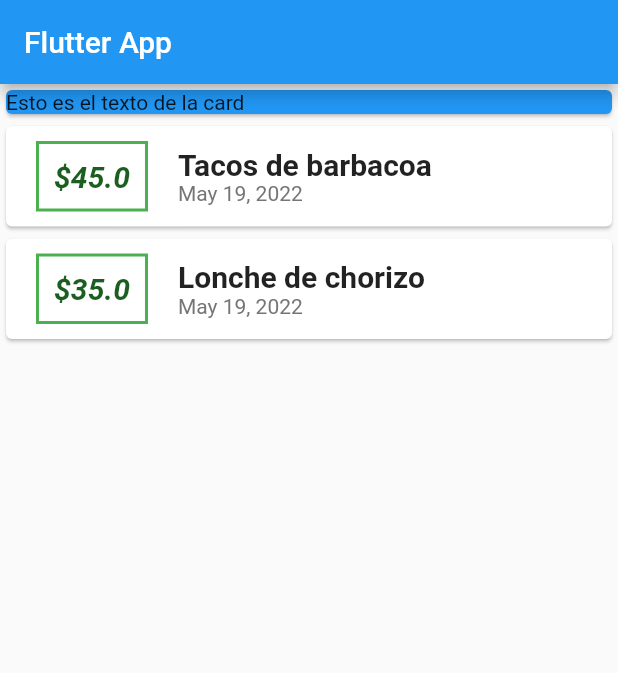
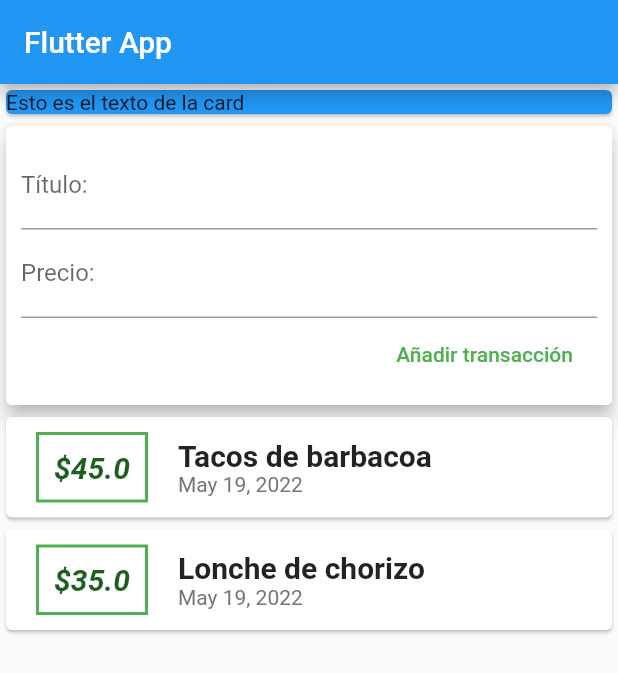
Before and after one commit to julioantonio12/Flutter-expenses, a Flutter app: the screen it shows after launch, on a phone screen of 412 x 824 dp. Shown: the top 673 px of the screen. Run offline on Flutter 3.47's test engine with Material 2 defaults, Android fonts, the phone set to English and light mode, and no system bars.

Commit message:
Modularize app into different widgets. Make list scrollable. Add new transaction funcionallity

```diff
--- a/lib/main.dart
+++ b/lib/main.dart
@@ -1,6 +1,5 @@
+import 'package:expenses/widgets/user_transactions.dart';
 import 'package:flutter/material.dart';
-import './transaction.dart';
-import 'package:intl/intl.dart';
 
 void main() => runApp(MyApp());
 
@@ -15,28 +14,14 @@ class MyApp extends StatelessWidget {
 }
 
 class MyHomePage extends StatelessWidget {
-  final List<Transaction> transactions = [
-    Transaction(
-      id: "1",
-      title: "Tacos de barbacoa",
-      amount: 45,
-      date: DateTime.now(),
-    ),
-    Transaction(
-      id: "2",
-      title: "Lonche de chorizo",
-      amount: 35,
-      date: DateTime.now(),
-    )
-  ];
-
   @override
   Widget build(BuildContext context) {
     return Scaffold(
       appBar: AppBar(
         title: Text("Flutter App"),
       ),
-      body: Column(
+      body: SingleChildScrollView(
+        child: Column(
           // mainAxisAlignment: MainAxisAlignment.start,
           crossAxisAlignment: CrossAxisAlignment.start,
           children: <Widget>[
@@ -47,49 +32,9 @@ class MyHomePage extends StatelessWidget {
                 child: Text("Esto es el texto de la card"),
               ),
             ),
-          Column(
-            children: transactions.map((transaction) {
-              return Card(
-                child: Row(
-                  children: <Widget>[
-                    Container(
-                      margin:
-                          EdgeInsets.symmetric(vertical: 10, horizontal: 20),
-                      decoration: BoxDecoration(
-                        border: Border.all(color: Colors.green, width: 2),
-                      ),
-                      padding: EdgeInsets.all(10),
-                      child: Text(
-                        "\$${transaction.amount}",
-                        style: TextStyle(
-                            fontWeight: FontWeight.bold,
-                            fontStyle: FontStyle.italic,
-                            fontSize: 20,
-                            color: Colors.green[900]),
-                      ),
-                    ),
-                    Column(
-                      crossAxisAlignment: CrossAxisAlignment.start,
-                      children: <Widget>[
-                        Text(
-                          transaction.title,
-                          style: TextStyle(
-                            fontSize: 20,
-                            fontWeight: FontWeight.bold,
-                          ),
-                        ),
-                        Text(
-                          DateFormat.yMMMd().format(transaction.date),
-                          style: TextStyle(color: Colors.grey[600]),
-                        ),
+            UserTransaction(),
           ],
         ),
-                  ],
-                ),
-              );
-            }).toList(),
-          ),
-        ],
       ),
     );
   }
--- /dev/null
+++ b/lib/widgets/new_transaction.dart
@@ -0,0 +1,46 @@
+import 'package:flutter/material.dart';
+
+class NewTransaction extends StatelessWidget {
+  final Function addTransaction;
+
+  final titleController = TextEditingController(),
+      amountController = TextEditingController();
+
+  NewTransaction(this.addTransaction);
+
+  @override
+  Widget build(BuildContext context) {
+    return Card(
+      elevation: 5,
+      child: Container(
+        padding: EdgeInsets.all(10),
+        child: Column(
+          crossAxisAlignment: CrossAxisAlignment.end,
+          children: <Widget>[
+            TextField(
+              decoration: InputDecoration(labelText: "Título: "),
+              controller: titleController,
+              // onChanged: (value) {
+              //   titleInput = value;
+              // },
+            ),
+            TextField(
+              decoration: InputDecoration(labelText: "Precio: "),
+              controller: amountController,
+              // onChanged: (value) => amountInput = value,
+            ),
+            FlatButton(
+                textColor: Colors.green,
+                child: Text("Añadir transacción"),
+                onPressed: () {
+                  addTransaction(
+                    titleController.text,
+                    double.parse(amountController.text),
+                  );
+                })
+          ],
+        ),
+      ),
+    );
+  }
+}
--- /dev/null
+++ b/lib/widgets/transaction_list.dart
@@ -0,0 +1,60 @@
+import 'package:expenses/models/transaction.dart';
+import 'package:flutter/material.dart';
+import '../models/transaction.dart';
+import 'package:intl/intl.dart';
+
+class TransactionList extends StatelessWidget {
+  final List<Transaction> transactions;
+
+  TransactionList(this.transactions);
+
+  @override
+  Widget build(BuildContext context) {
+    return Container(
+      height: 300,
+      child: SingleChildScrollView(
+        child: Column(
+          children: transactions.map((transaction) {
+            return Card(
+              child: Row(
+                children: <Widget>[
+                  Container(
+                    margin: EdgeInsets.symmetric(vertical: 10, horizontal: 20),
+                    decoration: BoxDecoration(
+                      border: Border.all(color: Colors.green, width: 2),
+                    ),
+                    padding: EdgeInsets.all(10),
+                    child: Text(
+                      "\$${transaction.amount}",
+                      style: TextStyle(
+                          fontWeight: FontWeight.bold,
+                          fontStyle: FontStyle.italic,
+                          fontSize: 20,
+                          color: Colors.green[900]),
+                    ),
+                  ),
+                  Column(
+                    crossAxisAlignment: CrossAxisAlignment.start,
+                    children: <Widget>[
+                      Text(
+                        transaction.title,
+                        style: TextStyle(
+                          fontSize: 20,
+                          fontWeight: FontWeight.bold,
+                        ),
+                      ),
+                      Text(
+                        DateFormat.yMMMd().format(transaction.date),
+                        style: TextStyle(color: Colors.grey[600]),
+                      ),
+                    ],
+                  ),
+                ],
+              ),
+            );
+          }).toList(),
+        ),
+      ),
+    );
+  }
+}
--- /dev/null
+++ b/lib/widgets/user_transactions.dart
@@ -0,0 +1,47 @@
+import 'package:flutter/material.dart';
+import './new_transaction.dart';
+import './transaction_list.dart';
+import '../models/transaction.dart';
+
+class UserTransaction extends StatefulWidget {
+  @override
+  State<UserTransaction> createState() => _UserTransactionState();
+}
+
+class _UserTransactionState extends State<UserTransaction> {
+  final List<Transaction> _userTransactions = [
+    Transaction(
+      id: "1",
+      title: "Tacos de barbacoa",
+      amount: 45,
+      date: DateTime.now(),
+    ),
+    Transaction(
+      id: "2",
+      title: "Lonche de chorizo",
+      amount: 35,
+      date: DateTime.now(),
+    )
+  ];
+
+  void _addNewTransaction(String title, double amount) {
+    final newTransaction = Transaction(
+        title: title,
+        amount: amount,
+        date: DateTime.now(),
+        id: DateTime.now().toString());
+    setState(() {
+      _userTransactions.add(newTransaction);
+    });
+  }
+
+  @override
+  Widget build(BuildContext context) {
+    return Column(
+      children: <Widget>[
+        NewTransaction(_addNewTransaction),
+        TransactionList(_userTransactions),
+      ],
+    );
+  }
+}
```
Also changed, not shown: lib/models/transaction.dart (renamed from lib/transaction.dart). Lines whose indentation alone changed are shown as unchanged.
